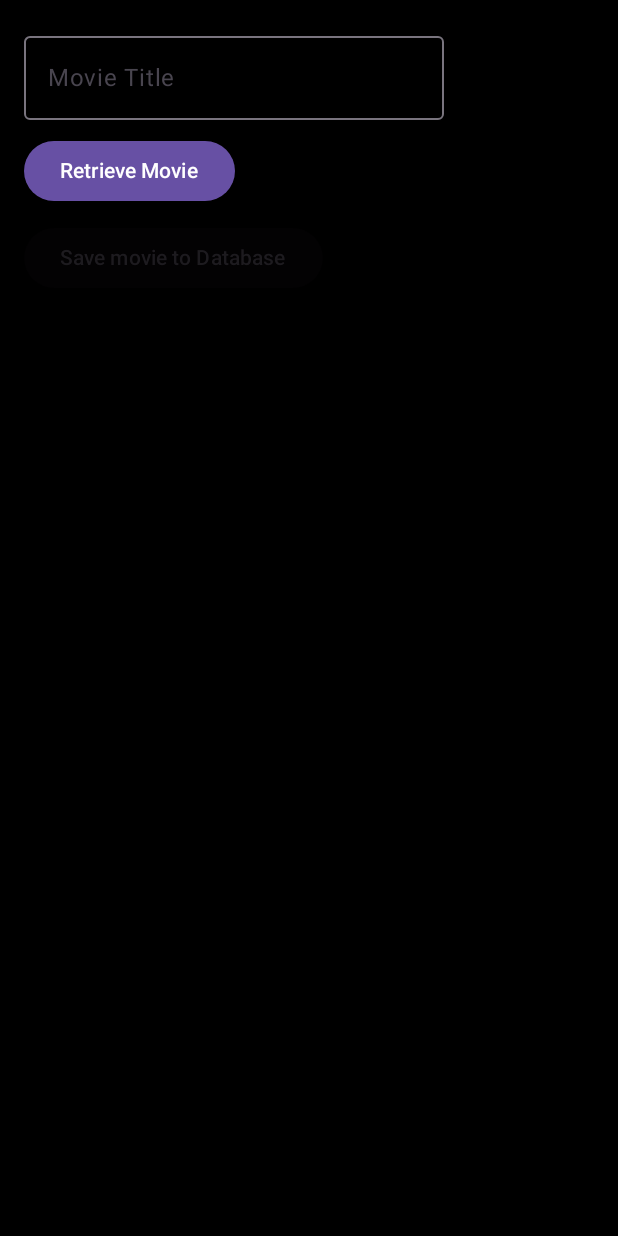
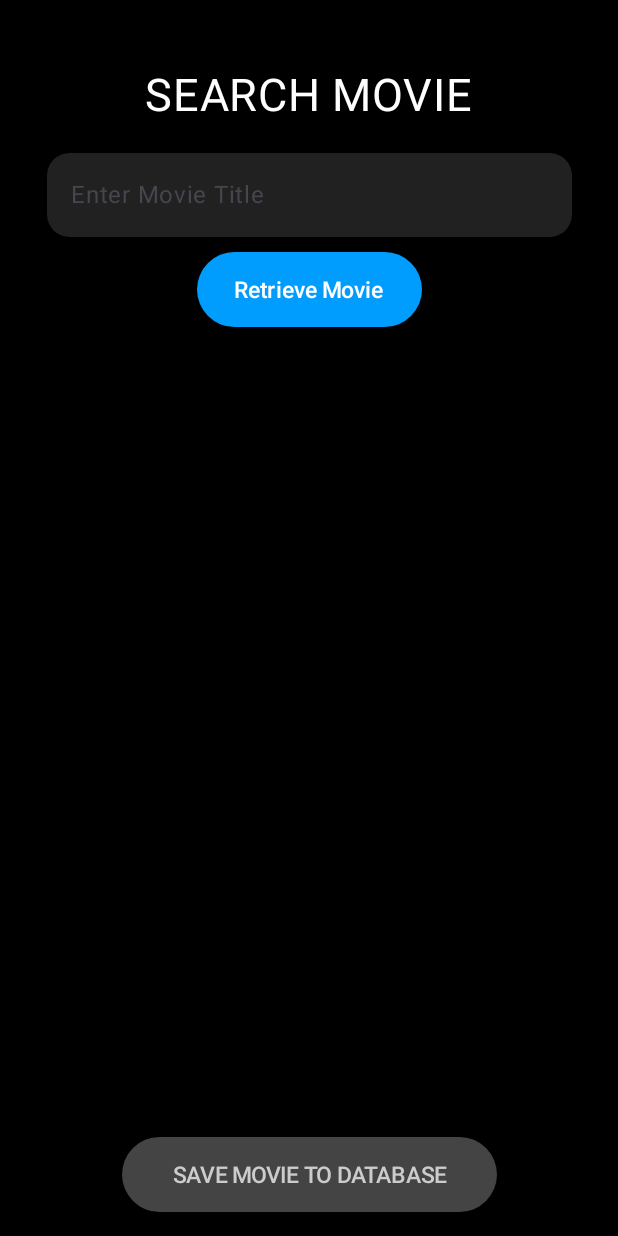
Before and after one commit to CodeWhi5per/kotlin-Movie-Search-App, an Android app built with Jetpack Compose: the SearchMovieScreen screen opened through its navigation route, on a phone screen of 412 x 824 dp. Run offline under Robolectric (Android 15) with nearby library versions, the phone set to English and light mode, and no system bars; our stand-ins replace Room's generated code.

Commit message:
modified the SSearchMovieScreen.kt

```diff
--- a/app/src/main/java/com/example/moviedatabaseapp/screens/SearchMovieScreen.kt
+++ b/app/src/main/java/com/example/moviedatabaseapp/screens/SearchMovieScreen.kt
@@ -6,14 +6,17 @@ import android.widget.Toast
 import androidx.compose.foundation.Image
 import androidx.compose.foundation.background
 import androidx.compose.foundation.layout.*
+import androidx.compose.foundation.shape.RoundedCornerShape
 import androidx.compose.material3.*
 import androidx.compose.runtime.*
 import androidx.compose.runtime.saveable.rememberSaveable
+import androidx.compose.ui.Alignment
 import androidx.compose.ui.Modifier
 import androidx.compose.ui.graphics.Color
 import androidx.compose.ui.graphics.asImageBitmap
 import androidx.compose.ui.platform.LocalContext
 import androidx.compose.ui.unit.dp
+import androidx.compose.ui.unit.sp
 import com.example.moviedatabaseapp.data.Movie
 import com.example.moviedatabaseapp.data.MovieApiResponse
 import com.example.moviedatabaseapp.data.MovieDao
@@ -27,7 +30,7 @@ import java.net.URL
 fun SearchMovieScreen(movieDao: MovieDao) {
     var title by rememberSaveable { mutableStateOf("") }
     var movieResult by remember { mutableStateOf<MovieApiResponse?>(null) }
-    var posterBitmap by remember { mutableStateOf<android.graphics.Bitmap?>(null) }
+    var posterBitmap by remember { mutableStateOf<Bitmap?>(null) }
     val context = LocalContext.current
     val scope = rememberCoroutineScope()
 
@@ -36,16 +39,59 @@ fun SearchMovieScreen(movieDao: MovieDao) {
             .fillMaxSize()
             .background(Color.Black)
     ) {
-        Column(modifier = Modifier.padding(16.dp)) {
+        Column(
+            modifier = Modifier
+                .fillMaxSize()
+                .padding(16.dp)
+        ) {
+            Spacer(modifier = Modifier.height(30.dp))
+
+            Box(
+                modifier = Modifier.fillMaxWidth(),
+                contentAlignment = Alignment.Center
+            ) {
+                Text(
+                    text = "SEARCH MOVIE",
+                    fontSize = 30.sp,
+                    color = Color.White,
+                    style = MaterialTheme.typography.bodyLarge
+                )
+            }
+
+            Spacer(modifier = Modifier.height(20.dp))
+
+            Box(
+                modifier = Modifier
+                    .fillMaxWidth(),
+                contentAlignment = Alignment.Center
+            ) {
+                Column(
+                    horizontalAlignment = Alignment.CenterHorizontally
+                ) {
                     OutlinedTextField(
                         value = title,
                         onValueChange = { title = it },
-                label = { Text("Movie Title") }
+                        placeholder = { Text("Enter Movie Title") },
+                        textStyle = MaterialTheme.typography.bodyLarge.copy(fontSize = 20.sp),
+                        colors = TextFieldDefaults.colors(
+                            unfocusedTextColor = Color.Gray,
+                            focusedTextColor = Color.Gray,
+                            focusedContainerColor = Color(0xFF212121),
+                            unfocusedContainerColor = Color(0xFF212121),
+                            cursorColor = Color.White,
+                            focusedIndicatorColor = Color.Transparent,
+                            unfocusedIndicatorColor = Color.Transparent
+                        ),
+                        shape = RoundedCornerShape(15.dp),
+                        modifier = Modifier
+                            .width(350.dp)
+                            .height(56.dp)
                     )
 
                     Spacer(modifier = Modifier.height(10.dp))
 
-            Button(onClick = {
+                    Button(
+                        onClick = {
                             scope.launch {
                                 val movie = getMovieFromApi(title)
                                 if (movie != null) {
@@ -55,38 +101,18 @@ fun SearchMovieScreen(movieDao: MovieDao) {
                                     Toast.makeText(context, "Movie not found", Toast.LENGTH_SHORT).show()
                                 }
                             }
-            }) {
-                Text("Retrieve Movie")
-            }
-
-            Spacer(modifier = Modifier.height(10.dp))
-
-            Button(
-                onClick = {
-                    movieResult?.let {
-                        scope.launch {
-                            val movieEntity = Movie(
-                                imdbID = it.imdbID,
-                                title = it.title,
-                                year = it.year,
-                                rated = it.rated,
-                                released = it.released,
-                                runtime = it.runtime,
-                                genre = it.genre,
-                                director = it.director,
-                                writer = it.writer,
-                                actors = it.actors,
-                                plot = it.plot,
-                                poster = it.poster
-                            )
-                            movieDao.insertAll(listOf(movieEntity))
-                            Toast.makeText(context, "Movie saved to DB", Toast.LENGTH_SHORT).show()
+                        },
+                        colors = ButtonDefaults.buttonColors(
+                            containerColor = Color(0xFF009DFF),
+                            contentColor = Color.White
+                        ),
+                        modifier = Modifier
+                            .width(150.dp)
+                            .height(50.dp)
+                    ) {
+                        Text("Retrieve Movie", fontSize = 15.sp)
                     }
                 }
-                },
-                enabled = movieResult != null
-            ) {
-                Text("Save movie to Database")
             }
 
             Spacer(modifier = Modifier.height(20.dp))
@@ -114,8 +140,49 @@ fun SearchMovieScreen(movieDao: MovieDao) {
                 Text("Plot: ${it.plot}", color = Color.White)
             }
         }
+
+        Button(
+            onClick = {
+                movieResult?.let {
+                    scope.launch {
+                        val movieEntity = Movie(
+                            imdbID = it.imdbID,
+                            title = it.title,
+                            year = it.year,
+                            rated = it.rated,
+                            released = it.released,
+                            runtime = it.runtime,
+                            genre = it.genre,
+                            director = it.director,
+                            writer = it.writer,
+                            actors = it.actors,
+                            plot = it.plot,
+                            poster = it.poster
+                        )
+                        movieDao.insertAll(listOf(movieEntity))
+                        Toast.makeText(context, "Movie saved to DB", Toast.LENGTH_SHORT).show()
                     }
                 }
+            },
+            enabled = movieResult != null,
+            colors = ButtonDefaults.buttonColors(
+                containerColor = if (movieResult != null) Color(0xFF01D00C) else Color.Gray,
+                contentColor = Color.White,
+                disabledContainerColor = Color.DarkGray,
+                disabledContentColor = Color.LightGray
+            ),
+            shape = RoundedCornerShape(50.dp),
+            modifier = Modifier
+                .align(Alignment.BottomCenter)
+                .padding(16.dp)
+                .width(250.dp)
+                .height(50.dp)
+        ) {
+            Text("SAVE MOVIE TO DATABASE", fontSize = 15.sp)
+        }
+    }
+}
+
 suspend fun loadImageFromUrl(url: String): Bitmap? {
     return withContext(Dispatchers.IO) {
         try {
```
Lines whose indentation alone changed are shown as unchanged.
